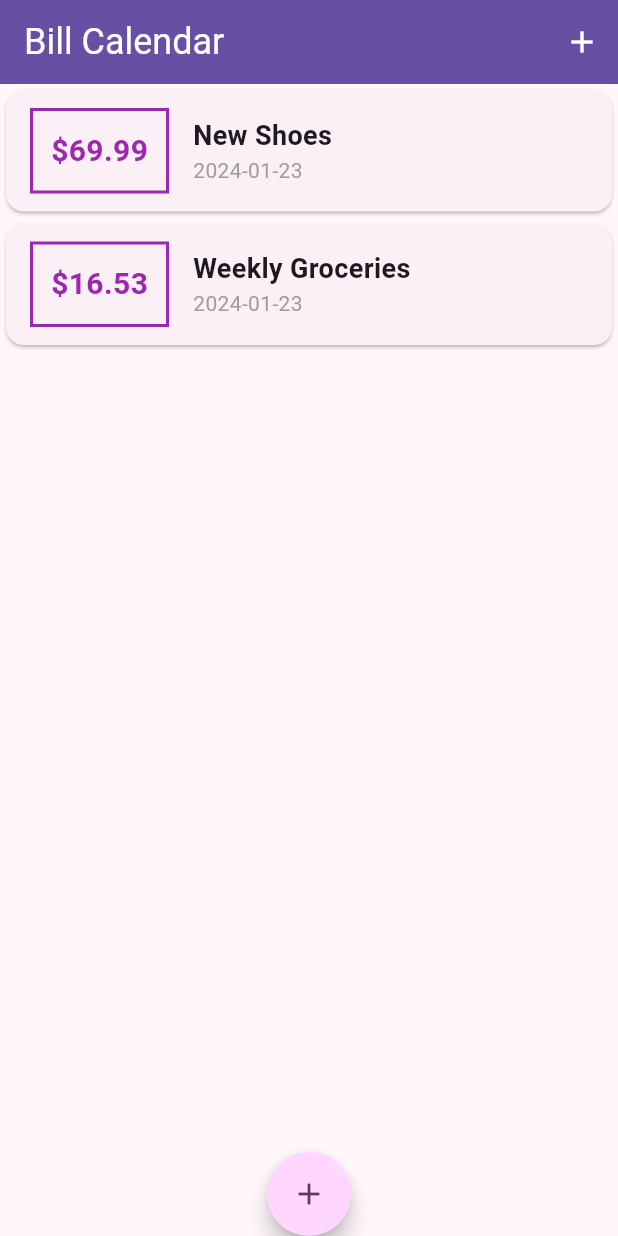
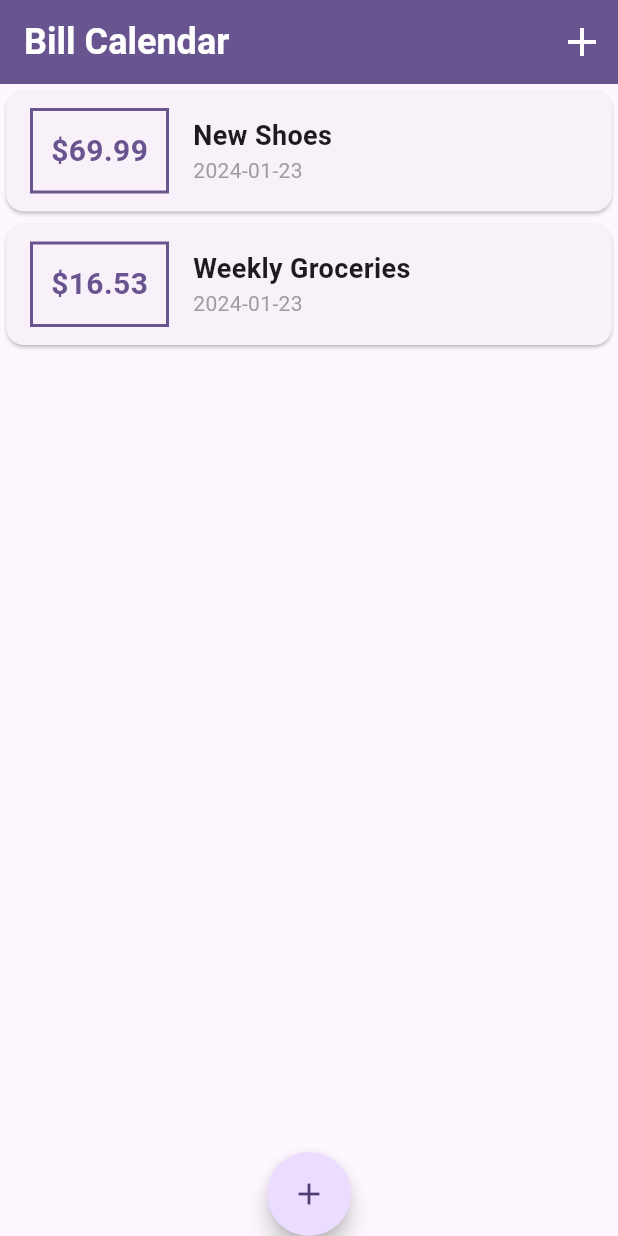
Before and after one commit to x842013824/bill_calendar, a Flutter app: the screen it shows after launch, on a phone screen of 412 x 824 dp. Run offline on Flutter 3.47's test engine with Material 3 defaults, Android fonts, the light colour scheme and no system bars.

Commit message:
优化主题的配置，颜色都从主题中获取

```diff
--- a/lib/main.dart
+++ b/lib/main.dart
@@ -53,29 +53,38 @@ class _MyAppState extends State<MyApp> {
   Widget build(BuildContext context) {
     const title = 'Bill Calendar';
 
+    final colorScheme = ColorScheme.fromSeed(seedColor: Colors.deepPurple);
+
     return MaterialApp(
       title: title,
       debugShowCheckedModeBanner: false,
       theme: ThemeData(
-        colorScheme: ColorScheme.fromSeed(seedColor: Colors.purple),
+        useMaterial3: true,
+        colorScheme: colorScheme,
         appBarTheme: AppBarTheme(
-          backgroundColor: ThemeData().colorScheme.primary,
+          backgroundColor: colorScheme.primary,
           titleTextStyle: TextStyle(
-            color: ThemeData().colorScheme.onPrimary,
+            color: colorScheme.onPrimary,
             fontSize: 24,
+            fontWeight: FontWeight.bold,
+          ),
+          iconTheme: IconThemeData(
+            color: colorScheme.onPrimary,
+            size: 32,
           ),
         ),
-        useMaterial3: true,
       ),
       home: Scaffold(
         key: _scaffoldKey,
-        appBar: AppBar(title: const Text(title), actions: [
-          IconButton(
-            onPressed: () => _startAddNewTransaction(context),
-            icon: const Icon(Icons.add),
-            color: Theme.of(context).colorScheme.onPrimary,
-          ),
-        ]),
+        appBar: AppBar(
+          title: const Text(title),
+          actions: [
+            IconButton(
+              onPressed: () => _startAddNewTransaction(context),
+              icon: const Icon(Icons.add),
+            ),
+          ],
+        ),
         body: Column(
           children: [TransactionList(_transactions)],
         ),
--- a/lib/widghts/transaction_list.dart
+++ b/lib/widghts/transaction_list.dart
@@ -25,15 +25,15 @@ class TransactionList extends StatelessWidget {
                   decoration: BoxDecoration(
                     border: Border.all(
                       width: 2,
-                      color: Colors.purple,
+                      color: Theme.of(context).colorScheme.primary,
                     ),
                   ),
                   child: Text(
                     '\$${tx.amount.toStringAsFixed(2)}',
-                    style: const TextStyle(
+                    style: TextStyle(
                       fontWeight: FontWeight.bold,
                       fontSize: 20,
-                      color: Colors.purple,
+                      color: Theme.of(context).colorScheme.primary,
                     ),
                   ),
                 ),
```
